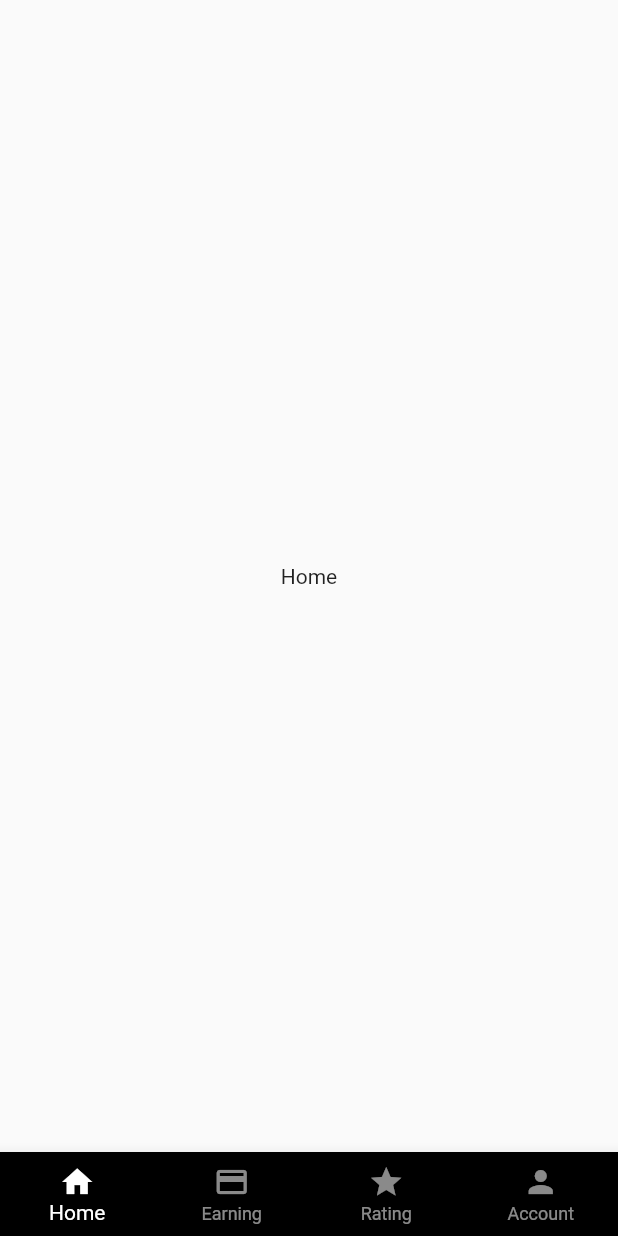
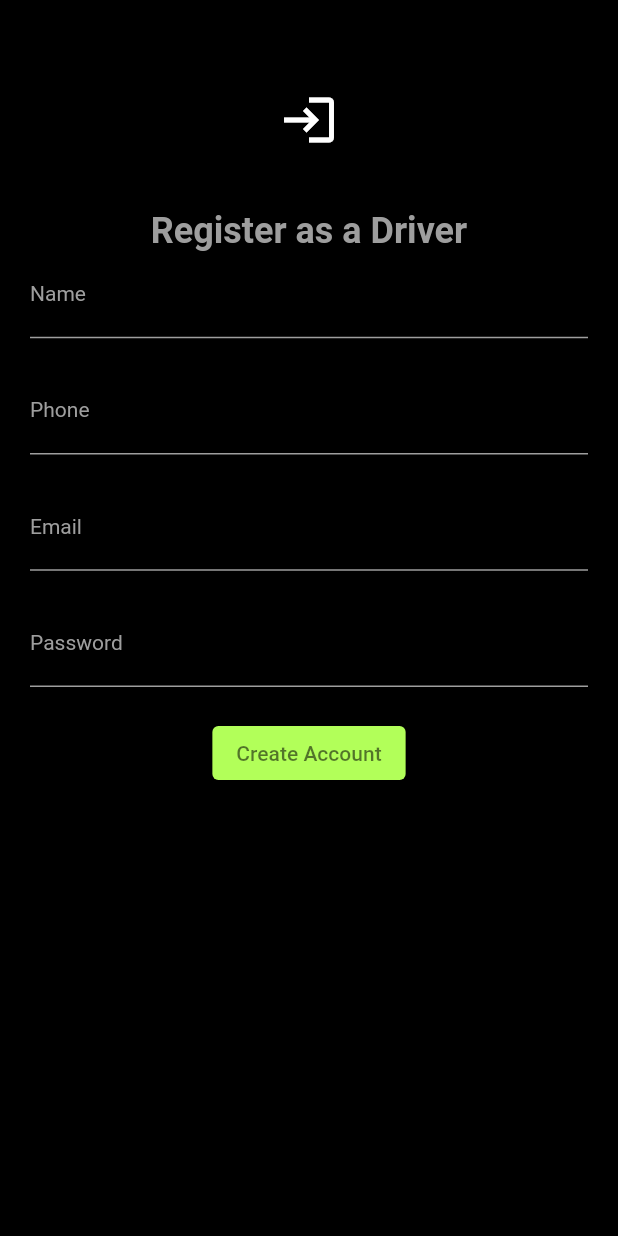
Before and after one commit to prasanjitha/uber-clone-app, a Flutter app: the screen it shows after launch, on a phone screen of 412 x 824 dp. Run offline on Flutter 3.47's test engine with Material 2 defaults, Android fonts, the phone set to English and light mode, and no system bars; our stand-ins replace bloc, dio, equatable, flutter_bloc.

Commit message:
signup screen implementation

```diff
--- /dev/null
+++ b/lib/authentication/car_infore_screen.dart
@@ -0,0 +1,26 @@
+import 'package:flutter/material.dart';
+
+class CarInforeScreen extends StatefulWidget {
+  CarInforeScreen({Key? key}) : super(key: key);
+
+  @override
+  State<CarInforeScreen> createState() => _CarInforeScreenState();
+}
+
+class _CarInforeScreenState extends State<CarInforeScreen> {
+  @override
+  Widget build(BuildContext context) {
+    return Scaffold(
+      body: SingleChildScrollView(
+          child: Column(
+        children: [
+          Icon(
+            Icons.car_crash,
+            size: 60,
+            color: Colors.white,
+          ),
+        ],
+      )),
+    );
+  }
+}
--- /dev/null
+++ b/lib/authentication/signup_screen.dart
@@ -0,0 +1,172 @@
+import 'package:flutter/material.dart';
+import 'package:nable/authentication/car_infore_screen.dart';
+
+class SignUpScreen extends StatefulWidget {
+  SignUpScreen({Key? key}) : super(key: key);
+
+  @override
+  State<SignUpScreen> createState() => _SignUpScreenState();
+}
+
+class _SignUpScreenState extends State<SignUpScreen> {
+  TextEditingController nameTextEditingController = TextEditingController();
+  TextEditingController emailTextEditingController = TextEditingController();
+  TextEditingController phoneTextEditingController = TextEditingController();
+  TextEditingController passwordTextEditingController = TextEditingController();
+  @override
+  Widget build(BuildContext context) {
+    return Scaffold(
+        backgroundColor: Colors.black,
+        body: SingleChildScrollView(
+          child: Padding(
+            padding: const EdgeInsets.all(20.0),
+            child: Column(
+              children: [
+                const SizedBox(
+                  height: 40.0,
+                ),
+                const Align(
+                  alignment: Alignment.topCenter,
+                  child: Icon(
+                    Icons.login,
+                    size: 40,
+                    color: Colors.white,
+                  ),
+                ),
+                const SizedBox(
+                  height: 40.0,
+                ),
+                const Text(
+                  'Register as a Driver',
+                  style: TextStyle(
+                      fontSize: 24,
+                      color: Colors.grey,
+                      fontWeight: FontWeight.bold),
+                ),
+                TextField(
+                  controller: nameTextEditingController,
+                  keyboardType: TextInputType.text,
+                  style: const TextStyle(color: Colors.grey),
+                  decoration: const InputDecoration(
+                    labelText: 'Name',
+                    hintText: 'Name',
+                    enabledBorder: UnderlineInputBorder(
+                      borderSide: BorderSide(color: Colors.grey),
+                    ),
+                    focusedBorder: UnderlineInputBorder(
+                      borderSide: BorderSide(color: Colors.grey),
+                    ),
+                    hintStyle: TextStyle(
+                      color: Colors.grey,
+                      fontSize: 10,
+                    ),
+                    labelStyle: TextStyle(
+                      color: Colors.grey,
+                      fontSize: 14,
+                    ),
+                  ),
+                ),
+                const SizedBox(
+                  height: 20.0,
+                ),
+                TextField(
+                  controller: phoneTextEditingController,
+                  keyboardType: TextInputType.number,
+                  style: const TextStyle(color: Colors.grey),
+                  decoration: const InputDecoration(
+                    labelText: 'Phone',
+                    hintText: 'Phone',
+                    enabledBorder: UnderlineInputBorder(
+                      borderSide: BorderSide(color: Colors.grey),
+                    ),
+                    focusedBorder: UnderlineInputBorder(
+                      borderSide: BorderSide(color: Colors.grey),
+                    ),
+                    hintStyle: TextStyle(
+                      color: Colors.grey,
+                      fontSize: 10,
+                    ),
+                    labelStyle: TextStyle(
+                      color: Colors.grey,
+                      fontSize: 14,
+                    ),
+                  ),
+                ),
+                const SizedBox(
+                  height: 20.0,
+                ),
+                TextField(
+                  controller: emailTextEditingController,
+                  keyboardType: TextInputType.emailAddress,
+                  style: const TextStyle(color: Colors.grey),
+                  decoration: const InputDecoration(
+                    labelText: 'Email',
+                    hintText: 'Email',
+                    enabledBorder: UnderlineInputBorder(
+                      borderSide: BorderSide(color: Colors.grey),
+                    ),
+                    focusedBorder: UnderlineInputBorder(
+                      borderSide: BorderSide(color: Colors.grey),
+                    ),
+                    hintStyle: TextStyle(
+                      color: Colors.grey,
+                      fontSize: 10,
+                    ),
+                    labelStyle: TextStyle(
+                      color: Colors.grey,
+                      fontSize: 14,
+                    ),
+                  ),
+                ),
+                const SizedBox(
+                  height: 20.0,
+                ),
+                TextField(
+                  controller: passwordTextEditingController,
+                  style: const TextStyle(color: Colors.grey),
+                  keyboardType: TextInputType.text,
+                  obscureText: true,
+                  decoration: const InputDecoration(
+                    labelText: 'Password',
+                    hintText: 'Password',
+                    enabledBorder: UnderlineInputBorder(
+                      borderSide: BorderSide(color: Colors.grey),
+                    ),
+                    focusedBorder: UnderlineInputBorder(
+                      borderSide: BorderSide(color: Colors.grey),
+                    ),
+                    hintStyle: TextStyle(
+                      color: Colors.grey,
+                      fontSize: 10,
+                    ),
+                    labelStyle: TextStyle(
+                      color: Colors.grey,
+                      fontSize: 14,
+                    ),
+                  ),
+                ),
+                const SizedBox(
+                  height: 20.0,
+                ),
+                ElevatedButton(
+                  style: ElevatedButton.styleFrom(
+                      primary: Colors.lightGreenAccent),
+                  onPressed: () {
+                    Navigator.push(
+                      context,
+                      MaterialPageRoute(
+                        builder: (c) => CarInforeScreen(),
+                      ),
+                    );
+                  },
+                  child: const Text(
+                    'Create Account',
+                    style: TextStyle(color: Colors.black54, fontSize: 14),
+                  ),
+                ),
+              ],
+            ),
+          ),
+        ));
+  }
+}
--- a/lib/uber_screens/splash_screen.dart
+++ b/lib/uber_screens/splash_screen.dart
@@ -2,6 +2,8 @@
 
 import 'package:flutter/material.dart';
 import 'package:nable/uber_screens/main_screen.dart';
+
+import '../authentication/signup_screen.dart';
 
 class MySplashScreen extends StatefulWidget {
   MySplashScreen({Key? key}) : super(key: key);
@@ -16,7 +18,7 @@
       Navigator.push(
         context,
         MaterialPageRoute(
-          builder: (c) => MainScreen(),
+          builder: (c) => SignUpScreen(),
         ),
       );
     });
```
